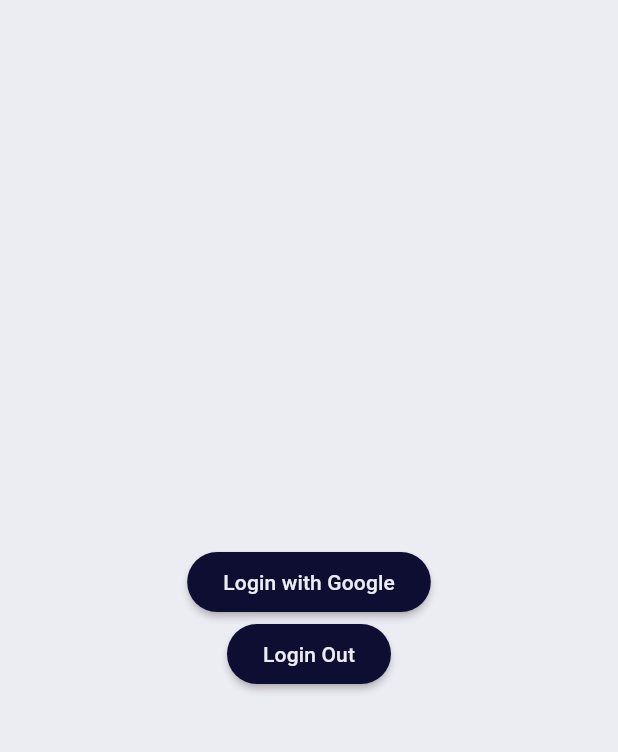
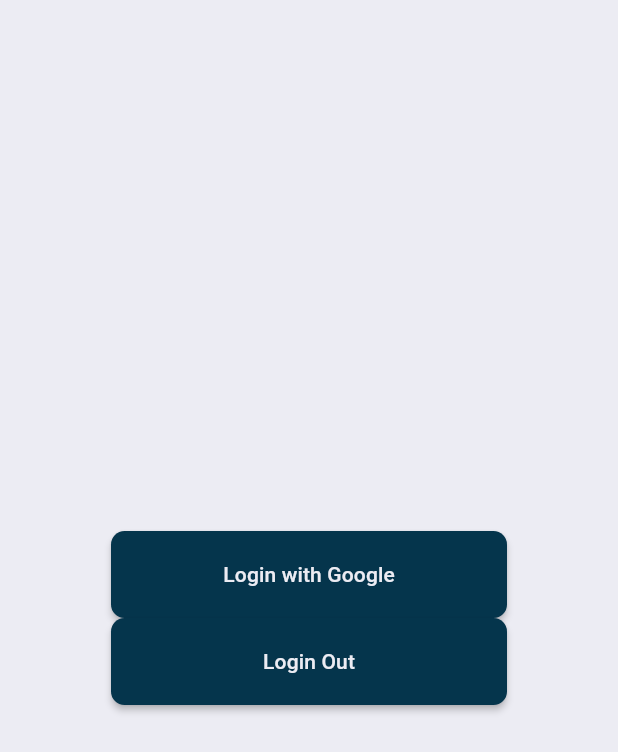
Before and after one commit to gdsc-nits-org/efficacy_admin, a Flutter app: the screen it shows after launch, on a phone screen of 412 x 824 dp. Shown: the top 752 px of the screen. Run offline on Flutter 3.47's test engine with Material 2 defaults, Android fonts, the phone set to English and light mode, and no system bars; our stand-ins replace flutter_dotenv, freezed_annotation, google_sign_in, hive, intl_phone_number_input; missing offline and left inert: mongo_dart; accounts and stored records are empty; Roboto replaces fonts that are missing (Comfortaa).

Commit message:
button styles created and added a color in palette

```diff
--- a/lib/configs/configurations/theme/themes/light_theme.dart
+++ b/lib/configs/configurations/theme/themes/light_theme.dart
@@ -14,13 +14,17 @@ ThemeData lightTheme = ThemeData(
   useMaterial3: true,
   iconTheme: const IconThemeData(color: accent),
   floatingActionButtonTheme: FloatingActionButtonThemeData(
-    shape: RoundedRectangleBorder(borderRadius: BorderRadius.circular(100)),
+    backgroundColor: dark,
+    foregroundColor: light,
+    shape: RoundedRectangleBorder(borderRadius: BorderRadius.circular(15)),
   ),
   elevatedButtonTheme: ElevatedButtonThemeData(
     style: ElevatedButton.styleFrom(
       elevation: 2,
+      minimumSize: const Size(264, 58),
       backgroundColor: dark,
       foregroundColor: light,
+      shape: RoundedRectangleBorder(borderRadius: BorderRadius.circular(9)),
     ),
   ),
   iconButtonTheme: IconButtonThemeData(
@@ -28,7 +32,20 @@ ThemeData lightTheme = ThemeData(
       elevation: 4,
       backgroundColor: dark,
       foregroundColor: light,
+
     ),
+  ),
+  textButtonTheme: TextButtonThemeData(
+    style: ElevatedButton.styleFrom(
+      backgroundColor: dark,
+      foregroundColor: light,
+    )
+  ),
+  outlinedButtonTheme: OutlinedButtonThemeData(
+    style: ElevatedButton.styleFrom(
+      backgroundColor: light,
+      shadowColor: shadow,
+    )
   ),
   appBarTheme: const AppBarTheme(
     backgroundColor: light,
--- a/lib/configs/configurations/theme/utils/palette.dart
+++ b/lib/configs/configurations/theme/utils/palette.dart
@@ -1,5 +1,6 @@
 import 'package:flutter/cupertino.dart';
 
-const Color dark = Color(0xFF0E0E33);
+const Color dark = Color(0xFF05354C);
 const Color light = Color(0xFFECECF3);
 const Color accent = Color(0xFF136FD9);
+const Color shadow = Color(0xFF747070);
```
Also changed, not shown: pubspec.lock.
